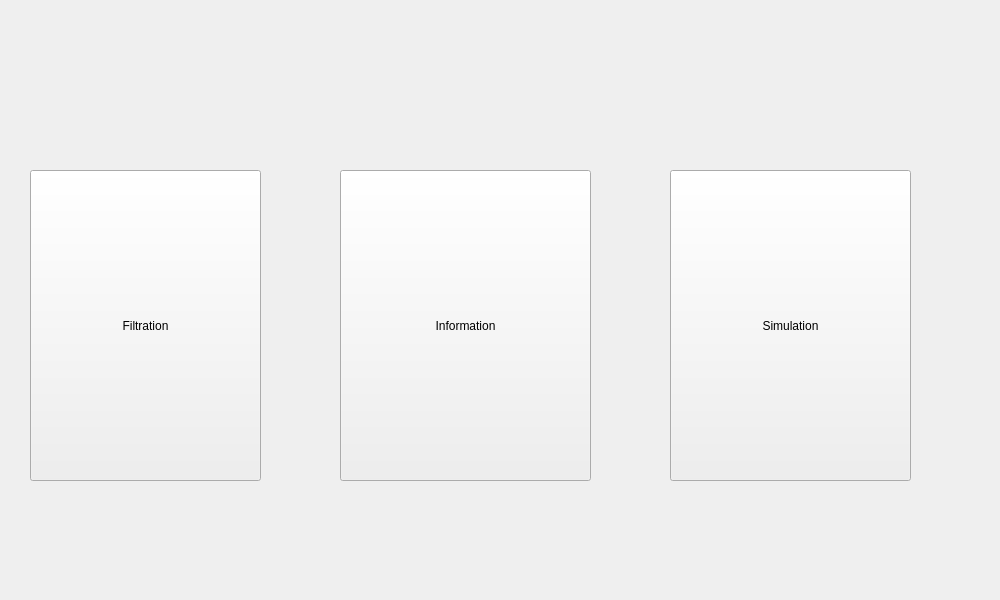
Qt form Military/mainwindow.ui (DmitryBizCode/MilitaryQt) before a commit.
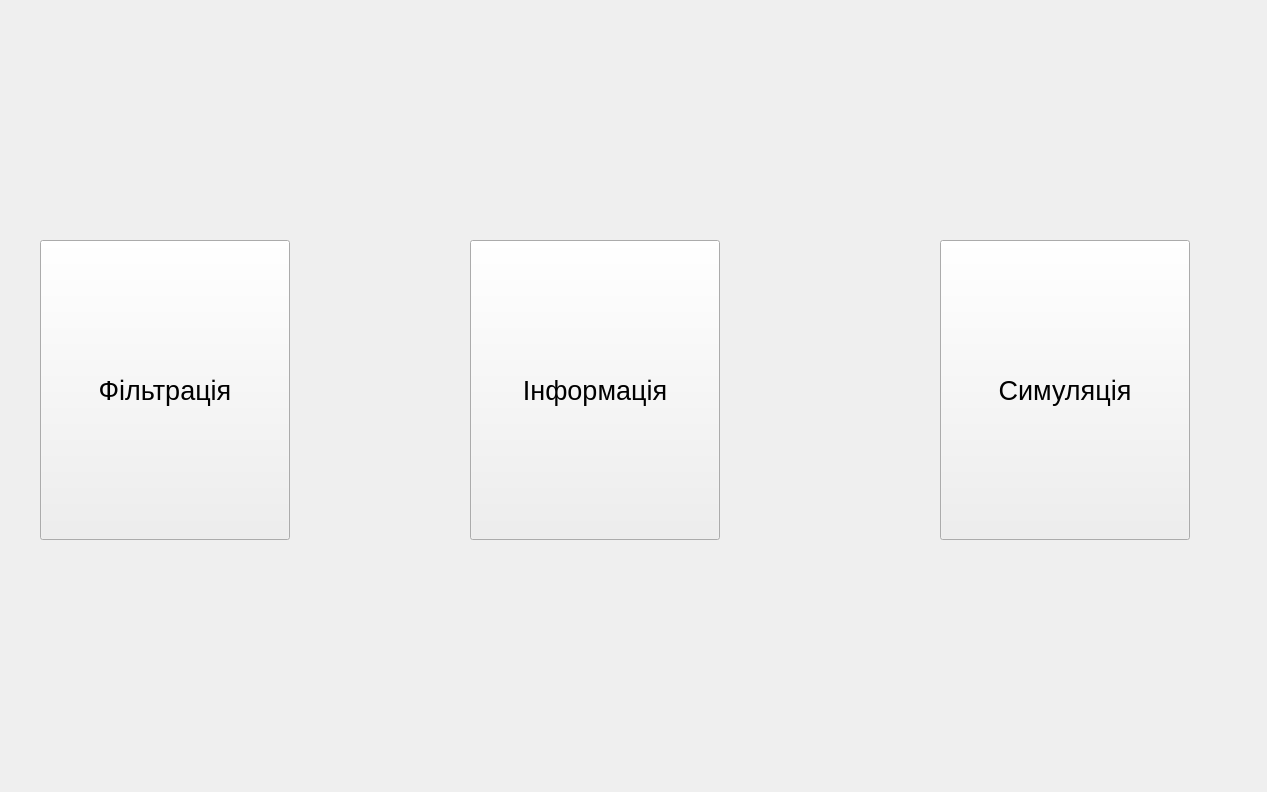
The same form after that commit.

Diff of the .ui file:
```diff
--- a/Military/mainwindow.ui
+++ b/Military/mainwindow.ui
@@ -6,8 +6,8 @@
    <rect>
     <x>0</x>
     <y>0</y>
-    <width>1000</width>
-    <height>600</height>
+    <width>1267</width>
+    <height>792</height>
    </rect>
   </property>
   <property name="windowTitle">
@@ -17,40 +17,55 @@
    <widget class="QPushButton" name="Filtration">
     <property name="geometry">
      <rect>
-      <x>30</x>
-      <y>170</y>
-      <width>231</width>
-      <height>311</height>
+      <x>40</x>
+      <y>240</y>
+      <width>250</width>
+      <height>300</height>
      </rect>
     </property>
+    <property name="font">
+     <font>
+      <pointsize>20</pointsize>
+     </font>
+    </property>
     <property name="text">
-     <string>Filtration</string>
+     <string>Фільтрація</string>
     </property>
    </widget>
    <widget class="QPushButton" name="Information">
     <property name="geometry">
      <rect>
-      <x>340</x>
-      <y>170</y>
-      <width>251</width>
-      <height>311</height>
+      <x>470</x>
+      <y>240</y>
+      <width>250</width>
+      <height>300</height>
      </rect>
     </property>
+    <property name="font">
+     <font>
+      <pointsize>20</pointsize>
+     </font>
+    </property>
     <property name="text">
-     <string>Information</string>
+     <string>Інформація</string>
     </property>
    </widget>
    <widget class="QPushButton" name="Simulation">
     <property name="geometry">
      <rect>
-      <x>670</x>
-      <y>170</y>
-      <width>241</width>
-      <height>311</height>
+      <x>940</x>
+      <y>240</y>
+      <width>250</width>
+      <height>300</height>
      </rect>
     </property>
+    <property name="font">
+     <font>
+      <pointsize>20</pointsize>
+     </font>
+    </property>
     <property name="text">
-     <string>Simulation</string>
+     <string>Симуляція</string>
     </property>
    </widget>
   </widget>
```
